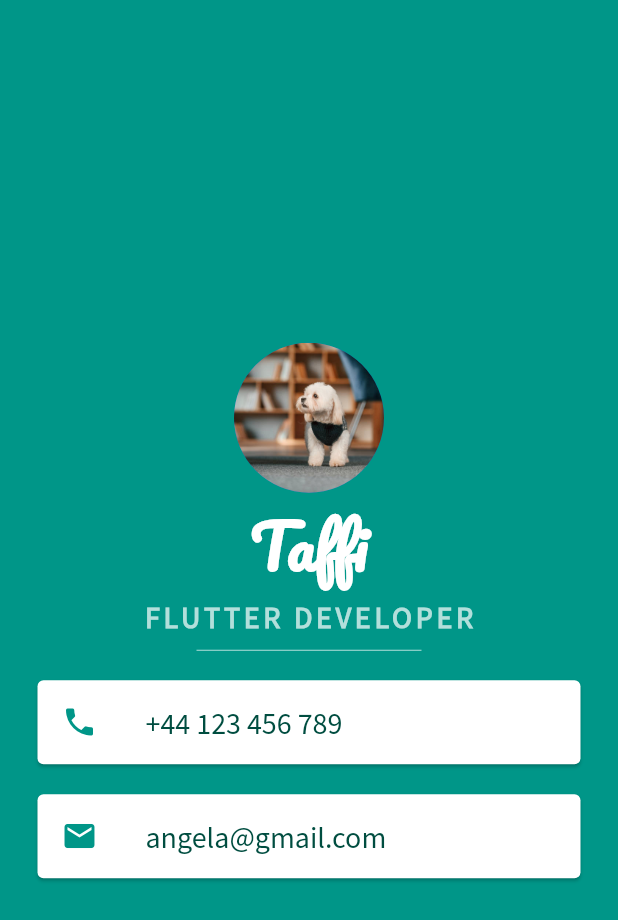
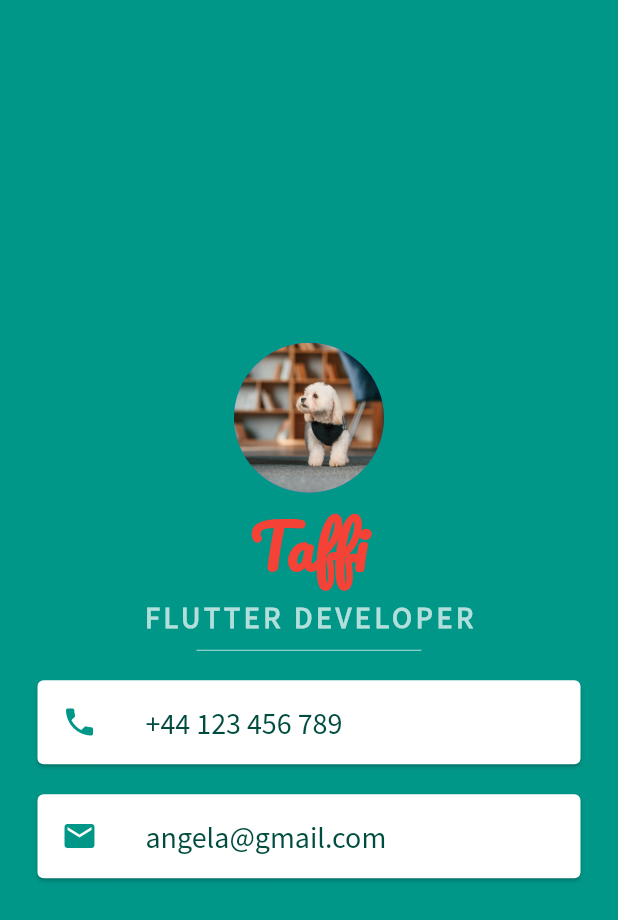
Before and after one commit to SnehaChabbi18/Sneha, a Flutter app: the screen it shows after launch, on a phone screen of 412 x 824 dp. Shown: the top 920 px of the screen. Run offline on Flutter 3.47's test engine with Material 2 defaults, Android fonts, the light colour scheme and no system bars.

Commit message:
second commit

```diff
--- a/lib/main.dart
+++ b/lib/main.dart
@@ -28,7 +28,7 @@ class MyApp extends StatelessWidget {
                 style: TextStyle(
                   fontFamily: 'Pacifico',
                   fontSize: 40.0,
-                  color: Colors.white,
+                  color: Colors.red,
                   fontWeight: FontWeight.bold,
                 ),
               ),
```
